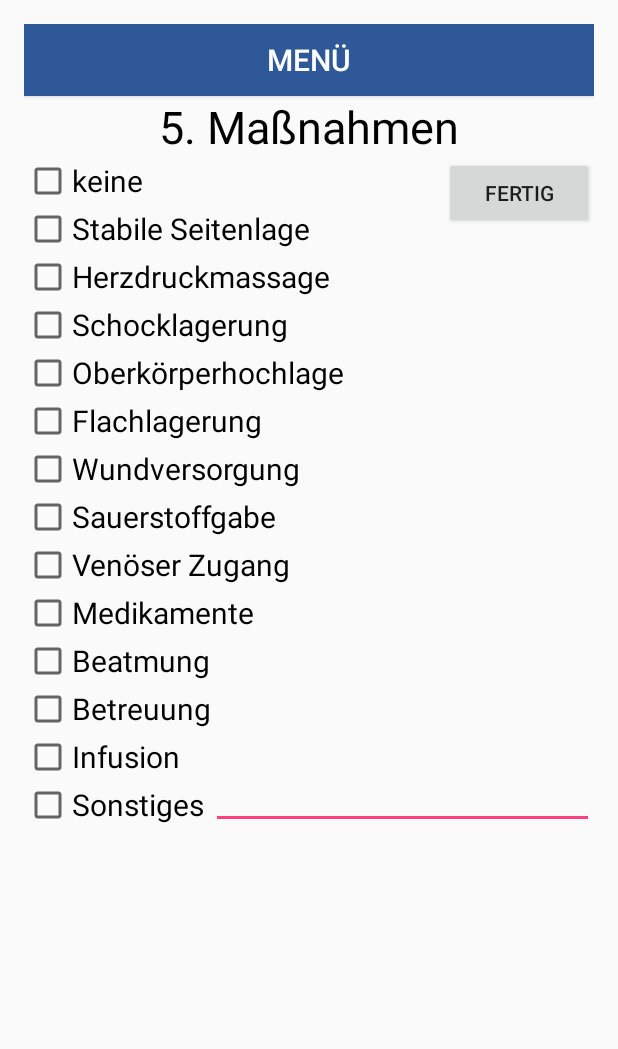
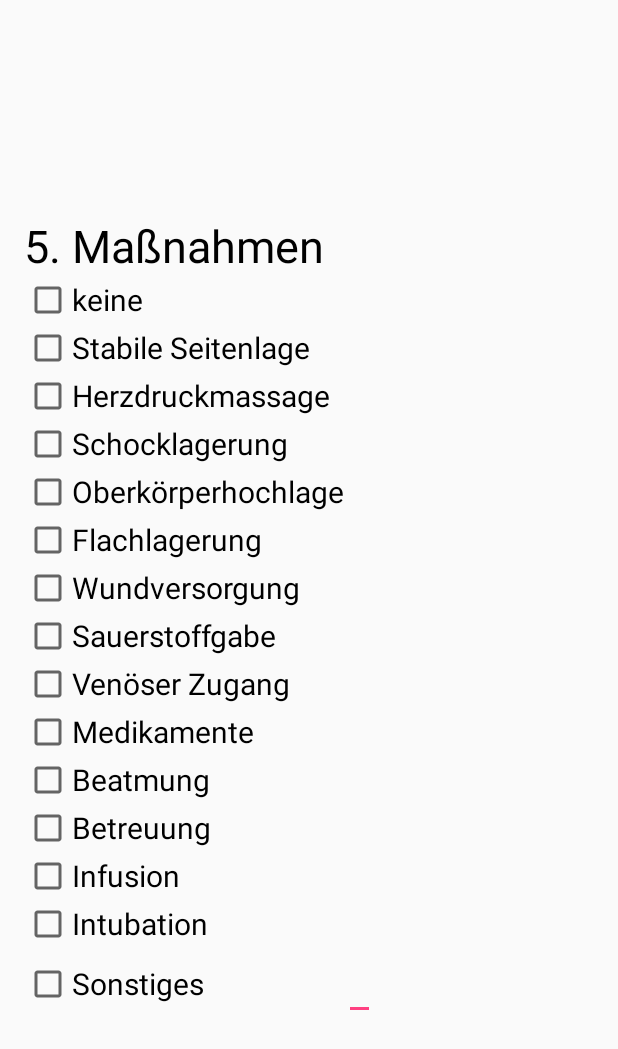
Before and after one commit to NicolasSimonMepa/MEPA, an Android app: the layout activity_massnahmen.xml on its own in the app's theme, with its tools: preview values and no code run, on a phone screen of 412 x 824 dp. Shown: the top 1049 px of the screen. Run offline under Robolectric (Android 15) with nearby library versions, the phone set to English and light mode, and no system bars.

Commit message:
Update activity_massnahmen.xml

```diff
--- a/src/main/res/layout/activity_massnahmen.xml
+++ b/src/main/res/layout/activity_massnahmen.xml
@@ -1,5 +1,5 @@
 <?xml version="1.0" encoding="utf-8"?>
-<RelativeLayout xmlns:android="http://schemas.android.com/apk/res/android"
+<ScrollView xmlns:android="http://schemas.android.com/apk/res/android"
     xmlns:tools="http://schemas.android.com/tools"
     android:layout_width="match_parent"
     android:layout_height="match_parent"
@@ -7,224 +7,197 @@
     android:paddingLeft="@dimen/activity_horizontal_margin"
     android:paddingRight="@dimen/activity_horizontal_margin"
     android:paddingTop="@dimen/activity_vertical_margin"
-    tools:context="de.app.mepa.massnahmen.massnahmen">
+    android:fillViewport="true"
+    tools:context="de.app.mepa.massnahmen.Massnahmen">
 
-    <Button
-        android:layout_width="fill_parent"
-        android:layout_height="wrap_content"
-        android:text="@string/btn_menu"
-        android:id="@+id/btn_menu"
-        android:background="#2e5897"
-        android:textColor="#ffffff"
-        android:textSize="20sp"
-        android:layout_alignParentTop="true"
-        android:layout_alignParentLeft="true"
-        android:layout_alignParentStart="true" />
+
+    <TableLayout
+        android:layout_width="match_parent"
+        android:layout_height="match_parent"
+        android:gravity="center"
+        android:id="@+id/tbl_massnahmen">
 
         <TextView
             android:layout_width="wrap_content"
             android:layout_height="wrap_content"
             android:text="@string/txtv_maßnahmen"
             android:id="@+id/textView2"
-        android:layout_below="@+id/btn_menu"
-        android:layout_centerHorizontal="true"
             android:textSize="30sp"
             android:textColor="#000000" />
 
+        <TableRow
+            android:layout_width="match_parent"
+            android:layout_height="match_parent">
             <CheckBox
                 android:layout_width="wrap_content"
                 android:layout_height="wrap_content"
                 android:text="@string/txtv_keine"
                 android:id="@+id/checkBox13"
-        android:onClick="selectItem"
                 android:checked="false"
-        android:textSize="20sp"
-        android:layout_below="@+id/textView2"
-        android:layout_alignLeft="@+id/btn_menu"
-        android:layout_alignStart="@+id/btn_menu" />
-
+                android:textSize="20sp" />
+        </TableRow>
+        <TableRow
+            android:layout_width="match_parent"
+            android:layout_height="match_parent">
             <CheckBox
                 android:layout_width="wrap_content"
                 android:layout_height="wrap_content"
                 android:text="@string/txtv_seitenlage"
                 android:id="@+id/checkBox14"
-        android:onClick="selectItem"
-        android:layout_below="@+id/checkBox13"
-        android:layout_alignLeft="@+id/checkBox13"
-        android:layout_alignStart="@+id/checkBox13"
                 android:checked="false"
                 android:textSize="20sp" />
-
+        </TableRow>
+        <TableRow
+            android:layout_width="match_parent"
+            android:layout_height="match_parent">
             <CheckBox
                 android:layout_width="wrap_content"
                 android:layout_height="wrap_content"
                 android:text="@string/txtv_herzdruckmassage"
                 android:id="@+id/checkBox15"
-        android:onClick="selectItem"
-        android:layout_below="@+id/checkBox14"
-        android:layout_alignLeft="@+id/checkBox14"
-        android:layout_alignStart="@+id/checkBox14"
                 android:checked="false"
                 android:textSize="20sp" />
-
+        </TableRow>
+        <TableRow
+            android:layout_width="match_parent"
+            android:layout_height="match_parent">
             <CheckBox
                 android:layout_width="wrap_content"
                 android:layout_height="wrap_content"
                 android:text="@string/txtv_schocklagerung"
                 android:id="@+id/checkBox16"
-        android:onClick="selectItem"
-        android:layout_below="@+id/checkBox15"
-        android:layout_alignLeft="@+id/checkBox15"
-        android:layout_alignStart="@+id/checkBox15"
                 android:checked="false"
                 android:textSize="20sp" />
-
+        </TableRow>
+        <TableRow
+            android:layout_width="match_parent"
+            android:layout_height="match_parent">
             <CheckBox
                 android:layout_width="wrap_content"
                 android:layout_height="wrap_content"
                 android:text="@string/txtv_oberkoerperhochlage"
                 android:id="@+id/checkBox18"
-        android:onClick="selectItem"
                 android:checked="false"
-        android:textSize="20sp"
-        android:layout_below="@+id/checkBox16"
-        android:layout_alignLeft="@+id/checkBox16"
-        android:layout_alignStart="@+id/checkBox16" />
-
+                android:textSize="20sp" />
+        </TableRow>
+        <TableRow
+            android:layout_width="match_parent"
+            android:layout_height="match_parent">
             <CheckBox
                 android:layout_width="wrap_content"
                 android:layout_height="wrap_content"
                 android:text="@string/txtv_flachlagerung"
                 android:id="@+id/checkBox19"
-        android:onClick="selectItem"
-        android:layout_below="@+id/checkBox18"
-        android:layout_alignLeft="@+id/checkBox18"
-        android:layout_alignStart="@+id/checkBox18"
                 android:checked="false"
                 android:textSize="20sp" />
-
+        </TableRow>
+        <TableRow
+            android:layout_width="match_parent"
+            android:layout_height="match_parent">
             <CheckBox
                 android:layout_width="wrap_content"
                 android:layout_height="wrap_content"
                 android:text="@string/txtv_wundversorgung"
                 android:id="@+id/checkBox20"
-        android:onClick="selectItem"
-        android:layout_below="@+id/checkBox19"
-        android:layout_alignLeft="@+id/checkBox19"
-        android:layout_alignStart="@+id/checkBox19"
                 android:checked="false"
                 android:textSize="20sp" />
-
+        </TableRow>
+        <TableRow
+            android:layout_width="match_parent"
+            android:layout_height="match_parent">
             <CheckBox
                 android:layout_width="wrap_content"
                 android:layout_height="wrap_content"
                 android:text="@string/txtv_sauerstoffgabe"
                 android:id="@+id/checkBox21"
-        android:onClick="selectItem"
-        android:layout_below="@+id/checkBox20"
-        android:layout_alignLeft="@+id/checkBox20"
-        android:layout_alignStart="@+id/checkBox20"
                 android:checked="false"
                 android:textSize="20sp" />
-
+        </TableRow>
+        <TableRow
+            android:layout_width="match_parent"
+            android:layout_height="match_parent">
             <CheckBox
                 android:layout_width="wrap_content"
                 android:layout_height="wrap_content"
                 android:text="@string/txtv_venoeserzugang"
                 android:id="@+id/checkBox23"
-        android:onClick="selectItem"
                 android:checked="false"
-        android:textSize="20sp"
-        android:layout_alignParentLeft="true"
-        android:layout_alignParentStart="true"
-        android:layout_below="@+id/checkBox21" />
-
+                android:textSize="20sp" />
+        </TableRow>
+        <TableRow
+            android:layout_width="match_parent"
+            android:layout_height="match_parent">
             <CheckBox
                 android:layout_width="wrap_content"
                 android:layout_height="wrap_content"
                 android:text="@string/txtv_medikamente"
                 android:id="@+id/checkBox24"
-        android:onClick="selectItem"
                 android:checked="false"
-        android:textSize="20sp"
-        android:layout_below="@+id/checkBox23"
-        android:layout_alignParentLeft="true"
-        android:layout_alignParentStart="true" />
-
+                android:textSize="20sp" />
+        </TableRow>
+        <TableRow
+            android:layout_width="match_parent"
+            android:layout_height="match_parent">
             <CheckBox
                 android:layout_width="wrap_content"
                 android:layout_height="wrap_content"
                 android:text="@string/txtv_beatmung"
                 android:id="@+id/checkBox25"
-        android:onClick="selectItem"
                 android:checked="false"
-        android:textSize="20sp"
-        android:layout_below="@+id/checkBox24"
-        android:layout_alignLeft="@+id/checkBox24"
-        android:layout_alignStart="@+id/checkBox24" />
-
+                android:textSize="20sp" />
+        </TableRow>
+        <TableRow
+            android:layout_width="match_parent"
+            android:layout_height="match_parent">
             <CheckBox
                 android:layout_width="wrap_content"
                 android:layout_height="wrap_content"
                 android:text="@string/txtv_betreuung"
                 android:id="@+id/checkBox26"
-        android:onClick="selectItem"
                 android:checked="false"
-        android:textSize="20sp"
-        android:layout_below="@+id/checkBox25"
-        android:layout_alignLeft="@+id/checkBox25"
-        android:layout_alignStart="@+id/checkBox25" />
-
+                android:textSize="20sp" />
+        </TableRow>
+        <TableRow
+            android:layout_width="match_parent"
+            android:layout_height="match_parent">
             <CheckBox
                 android:layout_width="wrap_content"
                 android:layout_height="wrap_content"
                 android:text="@string/txtv_infusion"
                 android:id="@+id/checkBox27"
-        android:onClick="selectItem"
                 android:checked="false"
-        android:textSize="20sp"
-        android:layout_below="@+id/checkBox26"
-        android:layout_alignLeft="@+id/checkBox26"
-        android:layout_alignStart="@+id/checkBox26" />
-
+                android:textSize="20sp" />
+        </TableRow>
+        <TableRow
+            android:layout_width="match_parent"
+            android:layout_height="match_parent">
             <CheckBox
                 android:layout_width="wrap_content"
                 android:layout_height="wrap_content"
                 android:text="@string/txtv_intubation"
                 android:id="@+id/checkBox28"
-        android:onClick="selectItem"
                 android:checked="false"
-        android:textSize="20sp"
-        android:layout_alignLeft="@+id/checkBox27"
-        android:layout_alignStart="@+id/checkBox27" />
-
+                android:textSize="20sp" />
+        </TableRow>
+        <TableRow
+            android:layout_width="match_parent"
+            android:layout_height="match_parent">
             <CheckBox
                 android:layout_width="wrap_content"
                 android:layout_height="wrap_content"
                 android:text="@string/txtv_sonstiges"
                 android:id="@+id/checkBox29"
-        android:onClick="selectItem"
                 android:checked="false"
-        android:textSize="20sp"
-        android:layout_below="@+id/checkBox27"
-        android:layout_alignLeft="@+id/checkBox27"
-        android:layout_alignStart="@+id/checkBox27" />
+                android:textSize="20sp" />
 
             <EditText
                 android:layout_width="wrap_content"
                 android:layout_height="wrap_content"
-        android:id="@+id/editText"
-        android:layout_alignBottom="@+id/checkBox29"
-        android:layout_toRightOf="@+id/checkBox26"
-        android:layout_alignRight="@+id/btn_menu"
-        android:layout_alignEnd="@+id/btn_menu" />
+                android:inputType="text"
+                android:textColor="#000000"
+                android:textSize="20sp"
+                android:id="@+id/etxt_sonstiges_massnahmen" />
+        </TableRow>
+    </TableLayout>
 
-    <Button
-        android:layout_width="100dp"
-        android:layout_height="wrap_content"
-        android:text="@string/btn_fertig"
-        android:layout_alignTop="@+id/checkBox13"
-        android:layout_alignRight="@+id/btn_menu"
-        android:layout_alignEnd="@+id/btn_menu"
-        android:onClick="finalSelection" />
-</RelativeLayout>
+</ScrollView>
```
Lines whose indentation alone changed are shown as unchanged.
